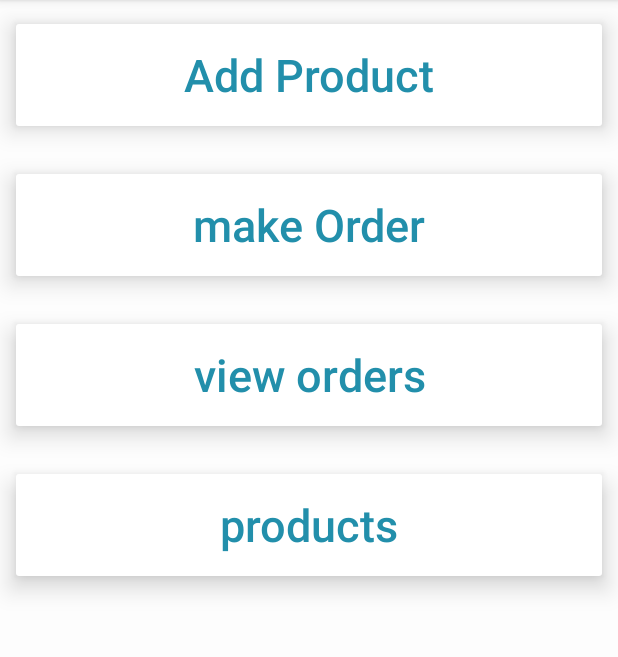
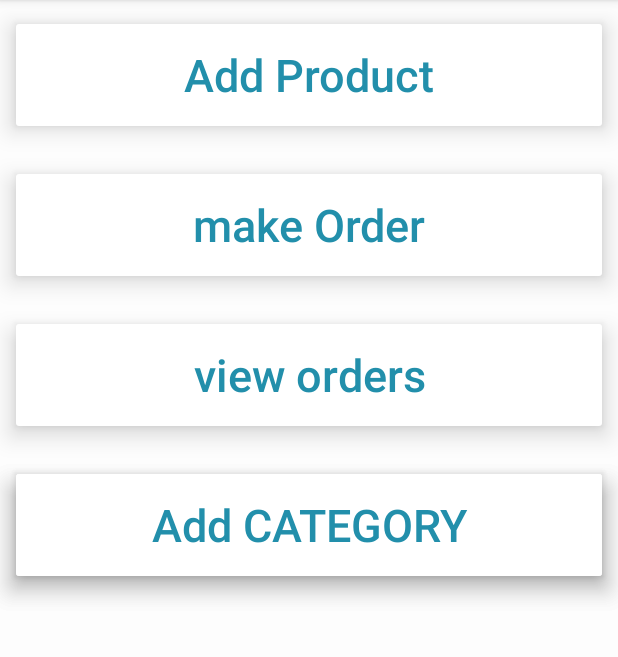
Before and after one commit to ahmdkhled/store-management-system, an Android app: the screen it shows after launch (MainActivity), on a phone screen of 412 x 824 dp, the part 84-741 px from its top. Run offline under Robolectric (Android 15) with nearby library versions, the phone set to English and light mode, and no system bars.

Commit message:
feat:add categories

```diff
--- a/app/src/main/java/com/ahmdkhled/storemanagmentsystem/ui/MainActivity.java
+++ b/app/src/main/java/com/ahmdkhled/storemanagmentsystem/ui/MainActivity.java
@@ -10,7 +10,7 @@ import com.ahmdkhled.storemanagmentsystem.R;
 
 public class MainActivity extends AppCompatActivity {
     Button goToAddProduct,showProducts;
-    Button goToOrder,mViewOrdersBtn;
+    Button goToOrder,mViewOrdersBtn,mAddCategoryBtn;
     @Override
     protected void onCreate(Bundle savedInstanceState) {
         super.onCreate(savedInstanceState);
@@ -20,12 +20,12 @@ public class MainActivity extends AppCompatActivity {
         goToOrder=findViewById(R.id.goToOrder);
         mViewOrdersBtn=findViewById(R.id.view_orders);
         showProducts=findViewById(R.id.show_products);
+        mAddCategoryBtn=findViewById(R.id.add_category);
 
         goToAddProduct.setOnClickListener(new View.OnClickListener() {
             @Override
             public void onClick(View view) {
                 startActivity(new Intent(getApplicationContext(),AddProductActivity.class));
-
             }
         });
 
@@ -33,7 +33,6 @@ public class MainActivity extends AppCompatActivity {
             @Override
             public void onClick(View view) {
                 startActivity(new Intent(getApplicationContext(),OrderActivity.class));
-
             }
         });
 
@@ -41,7 +40,6 @@ public class MainActivity extends AppCompatActivity {
             @Override
             public void onClick(View view) {
                 startActivity(new Intent(getApplicationContext(),ViewOrders.class));
-
             }
         });
 
@@ -53,6 +51,14 @@ public class MainActivity extends AppCompatActivity {
             }
         });
 
+        mAddCategoryBtn.setOnClickListener(new View.OnClickListener() {
+            @Override
+            public void onClick(View view) {
+                Intent intent=new Intent(getApplicationContext(),CategoryActivity.class);
+                startActivity(intent);
+            }
+        });
+
     }
 
 
--- a/app/src/main/res/layout/activity_main.xml
+++ b/app/src/main/res/layout/activity_main.xml
@@ -94,4 +94,25 @@
             android:textSize="30sp" />
     </android.support.v7.widget.CardView>
 
+    <android.support.v7.widget.CardView
+        android:layout_width="match_parent"
+        android:layout_height="100dp"
+        android:id="@+id/category_CV"
+        app:cardElevation="10dp"
+        app:cardUseCompatPadding="true"
+        app:layout_constraintEnd_toEndOf="parent"
+        app:layout_constraintStart_toStartOf="parent"
+        app:layout_constraintTop_toTopOf="@+id/products_CV">
+
+        <Button
+            android:id="@+id/add_category"
+            android:layout_width="match_parent"
+            android:layout_height="match_parent"
+            android:background="#fff"
+            android:text="Add CATEGORY"
+            android:textAllCaps="false"
+            android:textColor="#228fab"
+            android:textSize="30sp" />
+    </android.support.v7.widget.CardView>
+
 </android.support.constraint.ConstraintLayout>
```
Also changed, not shown: app/src/main/AndroidManifest.xml (+5 -3 lines), app/src/main/java/com/ahmdkhled/storemanagmentsystem/data/Dbhelper.java (+7 -1 lines), app/src/main/java/com/ahmdkhled/storemanagmentsystem/data/ProductsContract.java (+7 -0 lines), app/src/main/java/com/ahmdkhled/storemanagmentsystem/data/ProductsProvider.java (+14 -2 lines), app/src/main/java/com/ahmdkhled/storemanagmentsystem/ui/CategoryActivity.java (added, +50 -0 lines), app/src/main/java/com/ahmdkhled/storemanagmentsystem/ui/OrderActivity.java (+5 -2 lines), app/src/main/res/layout/activity_category.xml (added, +48 -0 lines).
